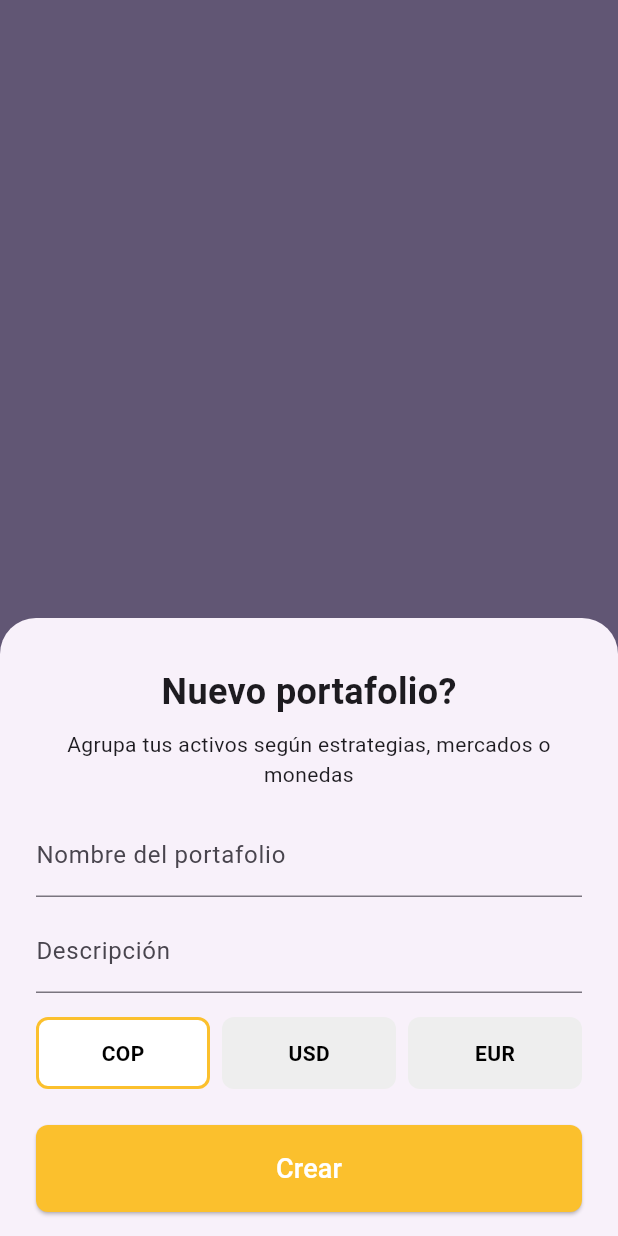
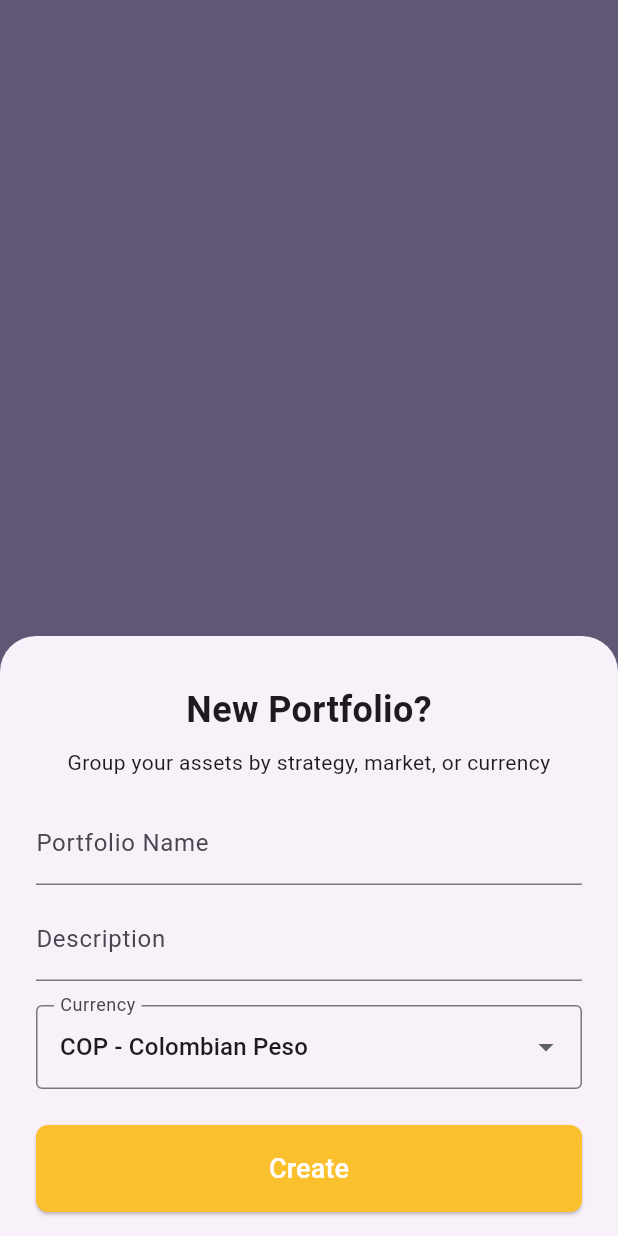
Before and after one commit to juanmjimenezs/flutter_pro, a Flutter app: the PortfolioPage screen opened directly, after a tap on the "add" icon, on a phone screen of 412 x 824 dp. Run offline on Flutter 3.47's test engine with Material 3 defaults, Android fonts, the phone set to English and light mode, and no system bars; our stand-ins replace firebase_auth, firebase_core, firebase_database; accounts and stored records are empty; generated files the repository leaves out were written again.

Commit message:
Adding support for more currencies

```diff
--- /dev/null
+++ b/lib/data/currency.dart
@@ -0,0 +1,30 @@
+class Currency {
+  final String code;
+  final String name;
+  final String country;
+
+  const Currency({
+    required this.code,
+    required this.name,
+    required this.country,
+  });
+}
+
+const List<Currency> currencies = [
+  Currency(code: 'ARS', name: 'Argentine Peso', country: 'Argentina'),
+  Currency(code: 'BRL', name: 'Brazilian Real', country: 'Brazil'),
+  Currency(code: 'CLP', name: 'Chilean Peso', country: 'Chile'),
+  Currency(code: 'COP', name: 'Colombian Peso', country: 'Colombia'),
+  Currency(code: 'CRC', name: 'Costa Rican Colón', country: 'Costa Rica'),
+  Currency(code: 'DOP', name: 'Dominican Peso', country: 'Dominican Republic'),
+  Currency(code: 'EUR', name: 'Euro', country: 'European Union'),
+  Currency(code: 'GTQ', name: 'Guatemalan Quetzal', country: 'Guatemala'),
+  Currency(code: 'HNL', name: 'Honduran Lempira', country: 'Honduras'),
+  Currency(code: 'MXN', name: 'Mexican Peso', country: 'Mexico'),
+  Currency(code: 'PAB', name: 'Panamanian Balboa', country: 'Panama'),
+  Currency(code: 'PEN', name: 'Peruvian Sol', country: 'Peru'),
+  Currency(code: 'PYG', name: 'Paraguayan Guaraní', country: 'Paraguay'),
+  Currency(code: 'UYU', name: 'Uruguayan Peso', country: 'Uruguay'),
+  Currency(code: 'USD', name: 'US Dollar', country: 'United States'),
+  Currency(code: 'VES', name: 'Venezuelan Bolívar', country: 'Venezuela'),
+];
--- a/lib/pages/portfolio_page.dart
+++ b/lib/pages/portfolio_page.dart
@@ -2,6 +2,7 @@ import 'package:flutter/material.dart';
 import 'package:firebase_database/firebase_database.dart';
 import '../database_service.dart';
 import '../auth_service.dart';
+import '../data/currency.dart';
 
 class PortfolioPage extends StatefulWidget {
   const PortfolioPage({super.key});
@@ -47,15 +48,15 @@ class _PortfolioPageState extends State<PortfolioPage> {
   }
 
   Future<void> _addPortfolio(
-    String nombre,
-    String descripcion,
-    String moneda,
+    String name,
+    String description,
+    String currency,
   ) async {
     if (_userId.isEmpty) return;
     final newPortfolio = {
-      'nombre': nombre,
-      'descripcion': descripcion,
-      'moneda': moneda,
+      'name': name,
+      'description': description,
+      'currency': currency,
     };
     await DatabaseService().create(
       path: 'users/$_userId/portfolios',
@@ -80,9 +81,9 @@ class _PortfolioPageState extends State<PortfolioPage> {
               top: 32,
             ),
             child: _PortfolioForm(
-              onCreate: (nombre, descripcion, moneda) async {
+              onCreate: (name, description, currency) async {
                 Navigator.pop(context);
-                await _addPortfolio(nombre, descripcion, moneda);
+                await _addPortfolio(name, description, currency);
               },
             ),
           ),
@@ -106,12 +107,12 @@ class _PortfolioPageState extends State<PortfolioPage> {
             ),
             child: ListTile(
               title: Text(
-                p['nombre'] ?? '',
+                p['name'] ?? '',
                 style: const TextStyle(fontWeight: FontWeight.bold),
               ),
-              subtitle: Text(p['descripcion'] ?? ''),
+              subtitle: Text(p['description'] ?? ''),
               trailing: Text(
-                p['moneda'] ?? '',
+                p['currency'] ?? '',
                 style: const TextStyle(fontWeight: FontWeight.bold),
               ),
             ),
@@ -131,7 +132,7 @@ class _PortfolioPageState extends State<PortfolioPage> {
 }
 
 class _PortfolioForm extends StatefulWidget {
-  final void Function(String nombre, String descripcion, String moneda)
+  final void Function(String name, String description, String currency)
   onCreate;
   const _PortfolioForm({required this.onCreate});
 
@@ -140,10 +141,9 @@ class _PortfolioForm extends StatefulWidget {
 }
 
 class _PortfolioFormState extends State<_PortfolioForm> {
-  final _formKey = GlobalKey<FormState>();
-  final _nombreController = TextEditingController();
-  final _descripcionController = TextEditingController();
-  String _moneda = 'COP';
+  final _nameController = TextEditingController();
+  final _descriptionController = TextEditingController();
+  Currency _selectedCurrency = currencies.firstWhere((c) => c.code == 'COP');
 
   @override
   Widget build(BuildContext context) {
@@ -151,53 +151,52 @@ class _PortfolioFormState extends State<_PortfolioForm> {
       mainAxisSize: MainAxisSize.min,
       children: [
         const Text(
-          'Nuevo portafolio?',
+          'New Portfolio?',
           style: TextStyle(fontSize: 24, fontWeight: FontWeight.bold),
         ),
         const SizedBox(height: 8),
         const Text(
-          'Agrupa tus activos según estrategias, mercados o monedas',
+          'Group your assets by strategy, market, or currency',
           textAlign: TextAlign.center,
         ),
         const SizedBox(height: 16),
         TextFormField(
-          controller: _nombreController,
+          controller: _nameController,
           decoration: const InputDecoration(
-            labelText: 'Nombre del portafolio',
-            hintText: 'ej. "ETF tecnológicos", "Inversión a largo plazo"',
+            labelText: 'Portfolio Name',
+            hintText: 'e.g. "Tech ETFs", "Long-term Investment"',
           ),
-          validator: (v) => v == null || v.isEmpty ? 'Campo requerido' : null,
+          validator: (v) => v == null || v.isEmpty ? 'Required field' : null,
         ),
         const SizedBox(height: 8),
         TextFormField(
-          controller: _descripcionController,
+          controller: _descriptionController,
           decoration: const InputDecoration(
-            labelText: 'Descripción',
-            hintText: 'ej. Portafolio de acciones colombianas',
+            labelText: 'Description',
+            hintText: 'e.g. Colombian stocks portfolio',
           ),
         ),
         const SizedBox(height: 16),
-        Row(
-          mainAxisAlignment: MainAxisAlignment.center,
-          children: [
-            _CurrencyButton(
-              label: 'COP',
-              selected: _moneda == 'COP',
-              onTap: () => setState(() => _moneda = 'COP'),
-            ),
-            const SizedBox(width: 8),
-            _CurrencyButton(
-              label: 'USD',
-              selected: _moneda == 'USD',
-              onTap: () => setState(() => _moneda = 'USD'),
-            ),
-            const SizedBox(width: 8),
-            _CurrencyButton(
-              label: 'EUR',
-              selected: _moneda == 'EUR',
-              onTap: () => setState(() => _moneda = 'EUR'),
-            ),
-          ],
+        DropdownButtonFormField<Currency>(
+          value: _selectedCurrency,
+          decoration: const InputDecoration(
+            labelText: 'Currency',
+            border: OutlineInputBorder(),
+          ),
+          items:
+              currencies.map((Currency currency) {
+                return DropdownMenuItem<Currency>(
+                  value: currency,
+                  child: Text('${currency.code} - ${currency.name}'),
+                );
+              }).toList(),
+          onChanged: (Currency? newValue) {
+            if (newValue != null) {
+              setState(() {
+                _selectedCurrency = newValue;
+              });
+            }
+          },
         ),
         const SizedBox(height: 24),
         SizedBox(
@@ -212,15 +211,15 @@ class _PortfolioFormState extends State<_PortfolioForm> {
               padding: const EdgeInsets.symmetric(vertical: 16),
             ),
             onPressed: () {
-              if (_nombreController.text.isNotEmpty) {
+              if (_nameController.text.isNotEmpty) {
                 widget.onCreate(
-                  _nombreController.text,
-                  _descripcionController.text,
-                  _moneda,
+                  _nameController.text,
+                  _descriptionController.text,
+                  _selectedCurrency.code,
                 );
               }
             },
-            child: const Text('Crear', style: TextStyle(fontSize: 18)),
+            child: const Text('Create', style: TextStyle(fontSize: 18)),
           ),
         ),
         const SizedBox(height: 16),
@@ -228,39 +227,3 @@ class _PortfolioFormState extends State<_PortfolioForm> {
     );
   }
 }
-
-class _CurrencyButton extends StatelessWidget {
-  final String label;
-  final bool selected;
-  final VoidCallback onTap;
-  const _CurrencyButton({
-    required this.label,
-    required this.selected,
-    required this.onTap,
-  });
-
-  @override
-  Widget build(BuildContext context) {
-    return Expanded(
-      child: GestureDetector(
-        onTap: onTap,
-        child: Container(
-          padding: const EdgeInsets.symmetric(vertical: 12),
-          decoration: BoxDecoration(
-            color: selected ? Colors.white : Colors.grey[200],
-            borderRadius: BorderRadius.circular(8),
-            border: Border.all(
-              color: selected ? Colors.yellow[700]! : Colors.transparent,
-              width: 2,
-            ),
-          ),
-          alignment: Alignment.center,
-          child: Text(
-            label,
-            style: TextStyle(fontWeight: FontWeight.bold, color: Colors.black),
-          ),
-        ),
-      ),
-    );
-  }
-}
```
